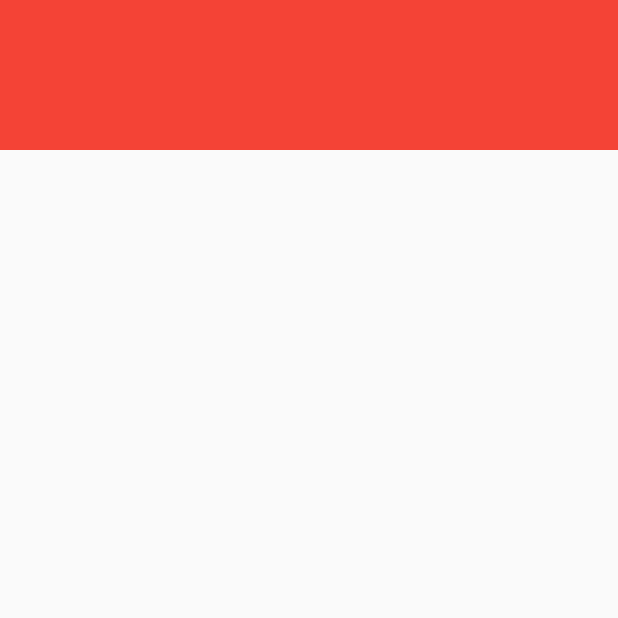
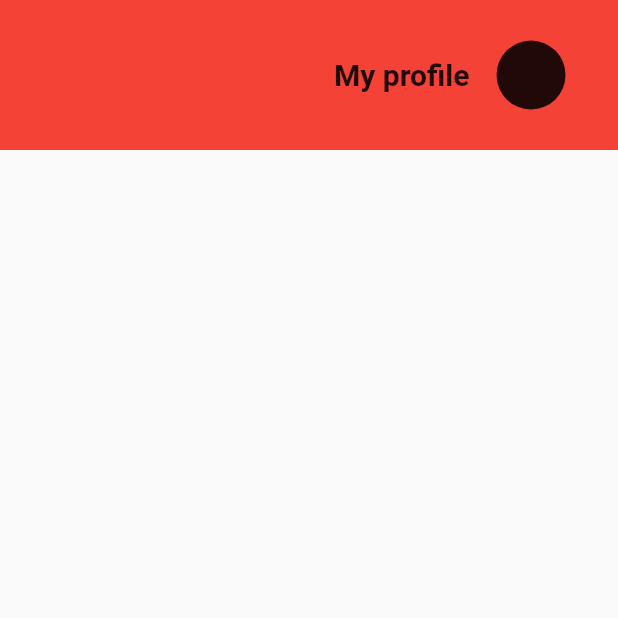
Before and after one commit to simonecarta/flutter_dopaboo, a Flutter app: the screen it shows after launch, on a phone screen of 412 x 824 dp, the top half of it. Run offline on Flutter 3.47's test engine with Material 2 defaults, Android fonts, the light colour scheme and no system bars.

Commit message:
Topbar structure -& font imported

```diff
--- a/lib/appbar.dart
+++ b/lib/appbar.dart
@@ -13,7 +13,31 @@ class _TopBarState extends State<TopBar> {
     return SizedBox(
       height: 100,
       child: Container(
-    decoration: const BoxDecoration(color: Colors.red),
+        decoration: const BoxDecoration(color: Colors.red),
+        child: const Column(
+            mainAxisAlignment: MainAxisAlignment.center,
+            children: <Widget>[
+              Padding(
+                padding: EdgeInsets.fromLTRB(0, 0, 35, 0),
+                child: Row(
+                  mainAxisAlignment: MainAxisAlignment.end,
+                  children: [
+                    Padding(
+                      padding: EdgeInsets.fromLTRB(0, 0, 18, 0),
+                      child: Text(
+                        "My profile",
+                        style: TextStyle(
+                            fontSize: 20, fontWeight: FontWeight.bold),
+                      ),
+                    ),
+                    CircleAvatar(
+                      backgroundColor: Color.fromARGB(221, 0, 0, 0),
+                      radius: 23,
+                    ),
+                  ],
+                ),
+              )
+            ]),
       ),
     );
   }
--- a/lib/homepage.dart
+++ b/lib/homepage.dart
@@ -14,7 +14,8 @@ class _HomePageState extends State<HomePage> {
     return const Scaffold(
       body: Column(
         children: [
-          TopBar()
+          TopBar(),
+
         ],
       ),
     );
--- a/pubspec.yaml
+++ b/pubspec.yaml
@@ -35,6 +35,7 @@ dependencies:
   # The following adds the Cupertino Icons font to your application.
   # Use with the CupertinoIcons class for iOS style icons.
   cupertino_icons: ^1.0.2
+  google_fonts: ^4.0.4
 
 dev_dependencies:
   flutter_test:
```
Also changed, not shown: lib/painterdemo.dart (added), pubspec.lock, 1 other file.
